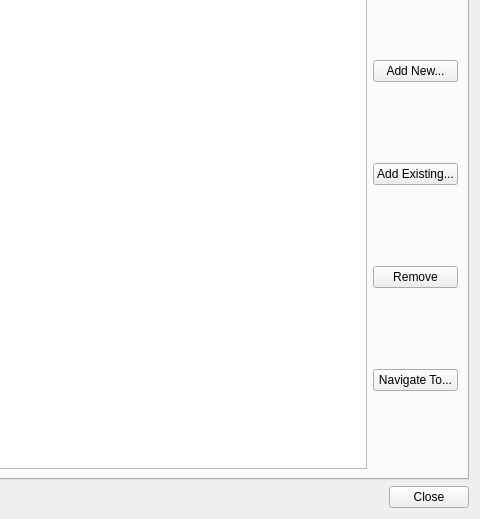
Before: the Qt Designer form Source/Tome/Features/Projects/View/projectoverviewwindow.ui in npruehs/tome-editor, drawn with Qt 5; both pictures show x 320 to 800 and y 81 to 600 of the 800 by 600 pixel window.
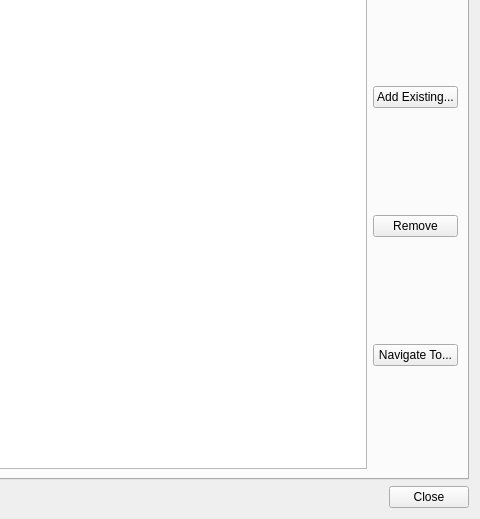
After: the same form once the commit is applied. The open tabs and pages were chosen to show the change.

Commit message: ADDED: Project - Adding existing export template files, removing export template files, and navigating to export template files.

Patch:
```diff
--- a/Source/Tome/Features/Projects/View/projectoverviewwindow.ui
+++ b/Source/Tome/Features/Projects/View/projectoverviewwindow.ui
@@ -335,13 +335,6 @@
          </item>
          <item>
           <layout class="QVBoxLayout" name="verticalLayoutExportTemplatesButtons">
-           <item>
-            <widget class="QPushButton" name="pushButtonAddNewExportTemplate">
-             <property name="text">
-              <string>Add New...</string>
-             </property>
-            </widget>
-           </item>
            <item>
             <widget class="QPushButton" name="pushButtonAddExistingExportTemplate">
              <property name="text">
```
The commit also changes 8 other files.
